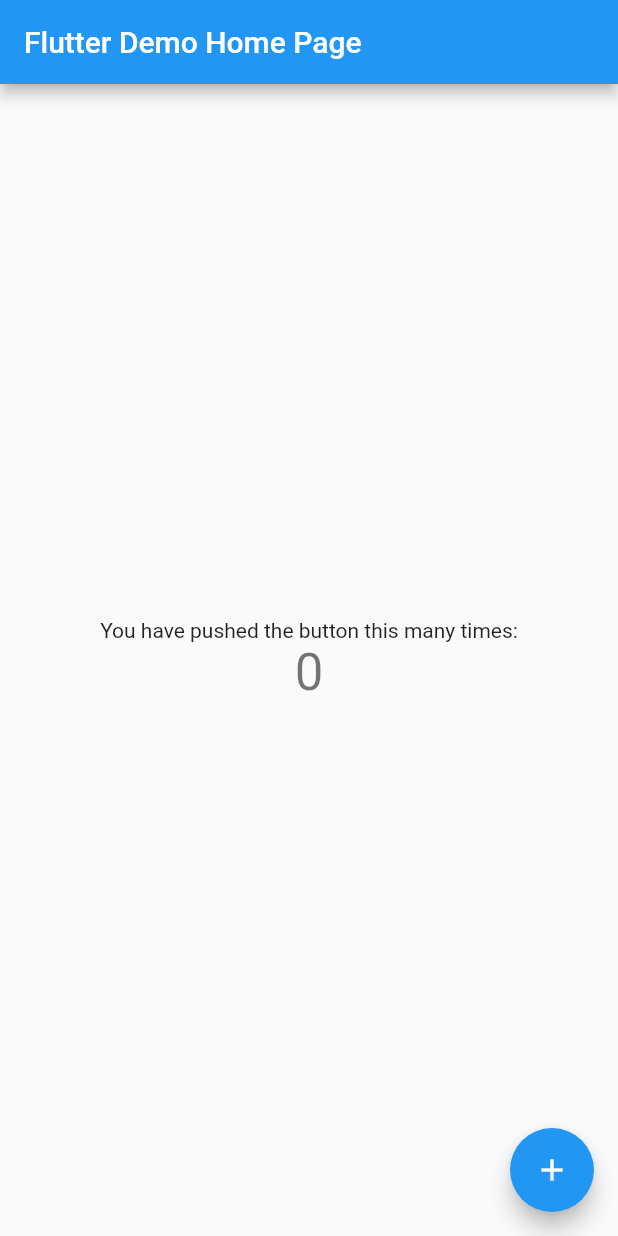
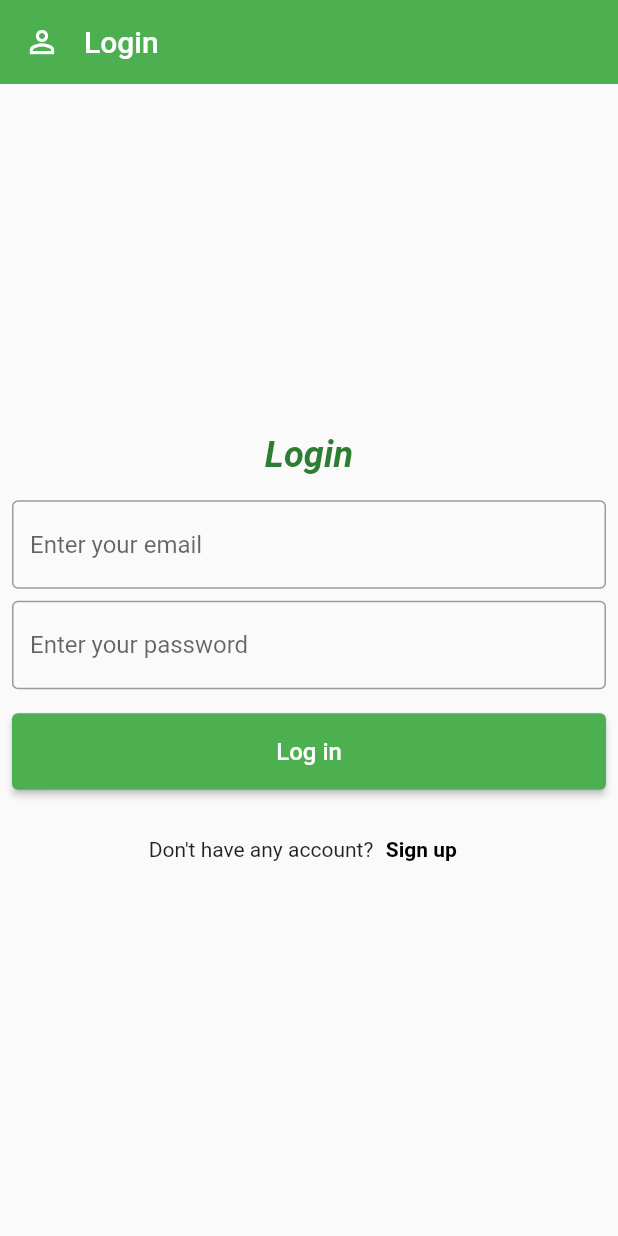
Before and after one commit to mohit-2003/Auth-App-with-Flutter-Node-Js, a Flutter app: the screen it shows after launch, on a phone screen of 412 x 824 dp. Run offline on Flutter 3.47's test engine with Material 2 defaults, Android fonts, the phone set to English and light mode, and no system bars.

Commit message:
login screen added

```diff
--- a/analysis_options.yaml
+++ b/analysis_options.yaml
@@ -22,6 +22,7 @@ linter:
   # `// ignore_for_file: name_of_lint` syntax on the line or in the file
   # producing the lint.
   rules:
+    prefer_const_constructors: false
     prefer_const_declarations: false
     unnecessary_new: false
     # avoid_print: false  # Uncomment to disable the `avoid_print` rule
--- a/lib/main.dart
+++ b/lib/main.dart
@@ -1,3 +1,4 @@
+import 'package:auth_app/screens/login_screen.dart';
 import 'package:flutter/material.dart';
 
 void main() {
@@ -7,109 +8,13 @@ void main() {
 class MyApp extends StatelessWidget {
   const MyApp({Key? key}) : super(key: key);
 
-  // This widget is the root of your application.
   @override
   Widget build(BuildContext context) {
     return MaterialApp(
-      title: 'Flutter Demo',
-      theme: ThemeData(
-        // This is the theme of your application.
-        //
-        // Try running your application with "flutter run". You'll see the
-        // application has a blue toolbar. Then, without quitting the app, try
-        // changing the primarySwatch below to Colors.green and then invoke
-        // "hot reload" (press "r" in the console where you ran "flutter run",
-        // or simply save your changes to "hot reload" in a Flutter IDE).
-        // Notice that the counter didn't reset back to zero; the application
-        // is not restarted.
-        primarySwatch: Colors.blue,
-      ),
-      home: const MyHomePage(title: 'Flutter Demo Home Page'),
+      debugShowCheckedModeBanner: false,
+      title: 'Flutter Auth App',
+      theme: ThemeData(primarySwatch: Colors.green),
+      home: const LoginScreen(),
     );
   }
 }
-
-class MyHomePage extends StatefulWidget {
-  const MyHomePage({Key? key, required this.title}) : super(key: key);
-
-  // This widget is the home page of your application. It is stateful, meaning
-  // that it has a State object (defined below) that contains fields that affect
-  // how it looks.
-
-  // This class is the configuration for the state. It holds the values (in this
-  // case the title) provided by the parent (in this case the App widget) and
-  // used by the build method of the State. Fields in a Widget subclass are
-  // always marked "final".
-
-  final String title;
-
-  @override
-  State<MyHomePage> createState() => _MyHomePageState();
-}
-
-class _MyHomePageState extends State<MyHomePage> {
-  int _counter = 0;
-
-  void _incrementCounter() {
-    setState(() {
-      // This call to setState tells the Flutter framework that something has
-      // changed in this State, which causes it to rerun the build method below
-      // so that the display can reflect the updated values. If we changed
-      // _counter without calling setState(), then the build method would not be
-      // called again, and so nothing would appear to happen.
-      _counter++;
-    });
-  }
-
-  @override
-  Widget build(BuildContext context) {
-    // This method is rerun every time setState is called, for instance as done
-    // by the _incrementCounter method above.
-    //
-    // The Flutter framework has been optimized to make rerunning build methods
-    // fast, so that you can just rebuild anything that needs updating rather
-    // than having to individually change instances of widgets.
-    return Scaffold(
-      appBar: AppBar(
-        // Here we take the value from the MyHomePage object that was created by
-        // the App.build method, and use it to set our appbar title.
-        title: Text(widget.title),
-      ),
-      body: Center(
-        // Center is a layout widget. It takes a single child and positions it
-        // in the middle of the parent.
-        child: Column(
-          // Column is also a layout widget. It takes a list of children and
-          // arranges them vertically. By default, it sizes itself to fit its
-          // children horizontally, and tries to be as tall as its parent.
-          //
-          // Invoke "debug painting" (press "p" in the console, choose the
-          // "Toggle Debug Paint" action from the Flutter Inspector in Android
-          // Studio, or the "Toggle Debug Paint" command in Visual Studio Code)
-          // to see the wireframe for each widget.
-          //
-          // Column has various properties to control how it sizes itself and
-          // how it positions its children. Here we use mainAxisAlignment to
-          // center the children vertically; the main axis here is the vertical
-          // axis because Columns are vertical (the cross axis would be
-          // horizontal).
-          mainAxisAlignment: MainAxisAlignment.center,
-          children: <Widget>[
-            const Text(
-              'You have pushed the button this many times:',
-            ),
-            Text(
-              '$_counter',
-              style: Theme.of(context).textTheme.headline4,
-            ),
-          ],
-        ),
-      ),
-      floatingActionButton: FloatingActionButton(
-        onPressed: _incrementCounter,
-        tooltip: 'Increment',
-        child: const Icon(Icons.add),
-      ), // This trailing comma makes auto-formatting nicer for build methods.
-    );
-  }
-}
--- /dev/null
+++ b/lib/screens/login_screen.dart
@@ -0,0 +1,134 @@
+import 'package:flutter/material.dart';
+
+class LoginScreen extends StatefulWidget {
+  const LoginScreen({Key? key}) : super(key: key);
+
+  @override
+  State<LoginScreen> createState() => _LoginScreenState();
+}
+
+class _LoginScreenState extends State<LoginScreen> {
+  final _formKey = GlobalKey<FormState>();
+  final _emailController = new TextEditingController();
+  final _passwordController = new TextEditingController();
+
+  @override
+  void dispose() {
+    _emailController.dispose();
+    _passwordController.dispose();
+    super.dispose();
+  }
+
+  @override
+  Widget build(BuildContext context) {
+    return new Scaffold(
+      appBar: new AppBar(
+        title: new Text("Login"),
+        leading: new Icon(Icons.person_outline_outlined),
+        titleSpacing: 0,
+        elevation: 0,
+      ),
+      body: new Container(
+        alignment: Alignment.center,
+        padding: EdgeInsets.symmetric(
+          horizontal: 8,
+        ),
+        child: new Form(
+            key: _formKey,
+            child: new ListView(
+              shrinkWrap: true,
+              children: [
+                new Container(
+                  padding: EdgeInsets.only(bottom: 16),
+                  alignment: Alignment.center,
+                  child: new Text(
+                    "Login",
+                    style: new TextStyle(
+                        color: Colors.green[800],
+                        fontSize: 24,
+                        fontStyle: FontStyle.italic,
+                        fontWeight: FontWeight.bold,
+                        letterSpacing: 0.0),
+                  ),
+                ),
+                getTextFormField(
+                    hintText: "Enter your email", controller: _emailController),
+                new SizedBox(
+                  height: 8,
+                ),
+                getTextFormField(
+                    hintText: "Enter your password",
+                    isPassword: true,
+                    controller: _passwordController),
+                new SizedBox(
+                  height: 16,
+                ),
+                getButton("Log in", () {
+                  validateAndLogin();
+                }),
+                new Container(
+                    margin: EdgeInsets.only(top: 16),
+                    child: new Row(
+                        mainAxisAlignment: MainAxisAlignment.center,
+                        children: [
+                          new Text("Don't have any account?"),
+                          new TextButton(
+                              onPressed: () {
+                                print("Signup");
+                              },
+                              child: new Text(
+                                "Sign up",
+                                style: new TextStyle(
+                                    fontWeight: FontWeight.bold,
+                                    color: Colors.black),
+                              ))
+                        ]))
+              ],
+            )),
+      ),
+    );
+  }
+
+  Widget getTextFormField(
+      {required String hintText,
+      bool isPassword = false,
+      required TextEditingController controller}) {
+    return new TextFormField(
+      controller: controller,
+      validator: (value) {
+        if (value == null || value.isEmpty) {
+          return "Please ${hintText.replaceRange(0, 1, hintText[0].toLowerCase())}";
+        }
+        return null;
+      },
+      obscureText: isPassword,
+      obscuringCharacter: "*",
+      decoration: new InputDecoration(
+          hintText: hintText,
+          border: new OutlineInputBorder(),
+          errorBorder: new OutlineInputBorder(
+              borderSide: new BorderSide(color: Colors.red))),
+    );
+  }
+
+  Widget getButton(String text, VoidCallback? onTap) {
+    return new ElevatedButton(
+        onPressed: onTap,
+        child: new Container(
+          margin: EdgeInsets.all(16),
+          child: new Text(
+            "Log in",
+            style: new TextStyle(fontSize: 16),
+          ),
+        ));
+  }
+
+  void validateAndLogin() {
+    if (_formKey.currentState!.validate()) {
+      // login
+      final email = _emailController.text;
+      final password = _passwordController.text;
+      print("$email - $password");
+    }
+  }
+}
--- /dev/null
+++ b/lib/screens/signup_screen.dart
@@ -0,0 +1,10 @@
+import 'package:flutter/material.dart';
+
+class SignupScreen extends StatelessWidget {
+  const SignupScreen({Key? key}) : super(key: key);
+
+  @override
+  Widget build(BuildContext context) {
+    return new Scaffold();
+  }
+}
```
Also changed, not shown: lib/screens/auth_screen.dart (deleted).
